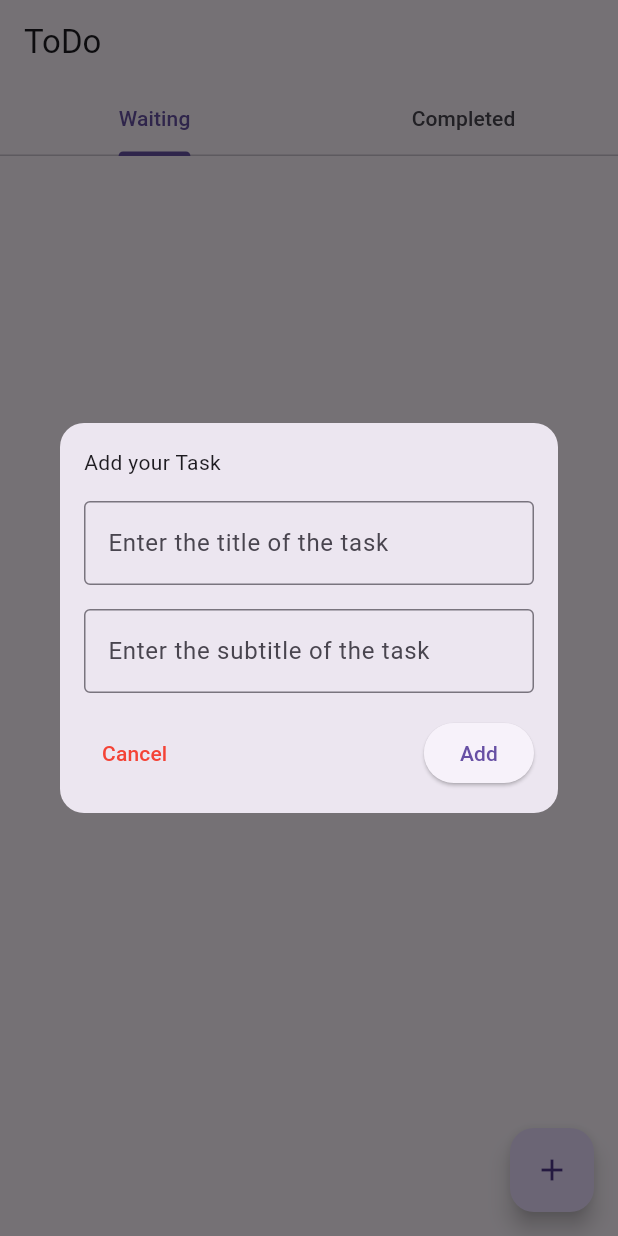
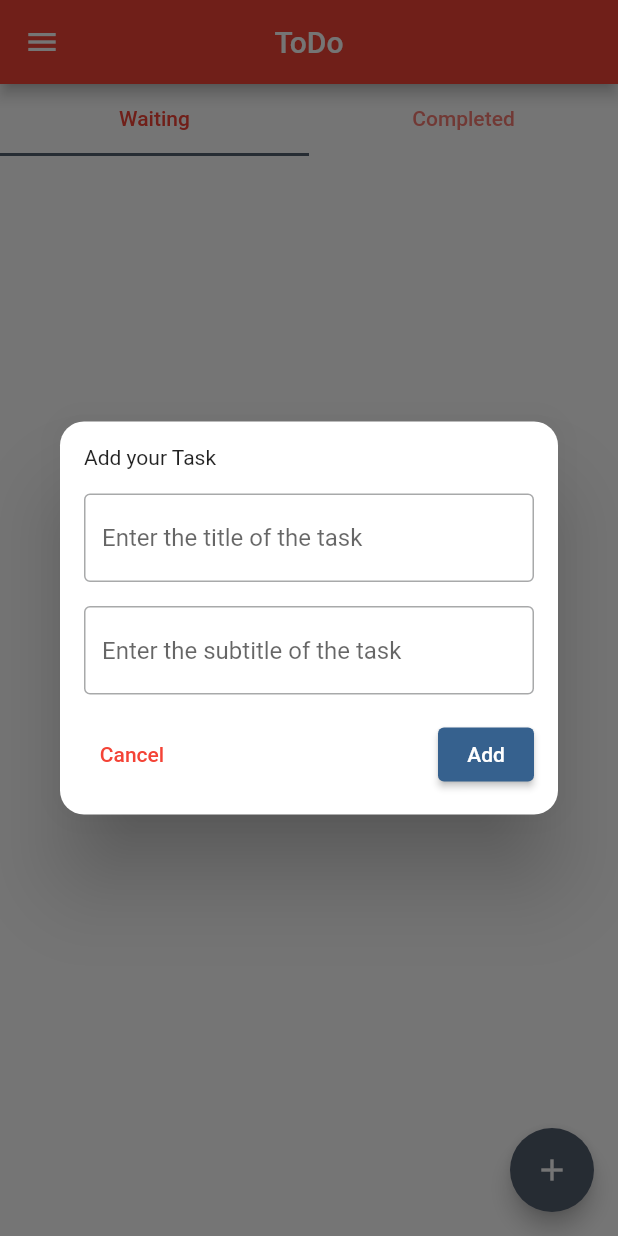
Before and after one commit to Ali-agela/Flutter_To_Do_App, a Flutter app: the screen it shows after launch, after a tap on the "add" icon, on a phone screen of 412 x 824 dp. Run offline on Flutter 3.47's test engine with Material 3 defaults, Android fonts, the phone set to English and light mode, and no system bars; our stand-ins replace shared_preferences, timeago.

Commit message:
theme changing

```diff
--- a/lib/main.dart
+++ b/lib/main.dart
@@ -1,4 +1,5 @@
 import 'package:flutter/material.dart';
+import 'package:flutter_to_do_app/providers/dark_mode_provider.dart';
 import 'package:flutter_to_do_app/providers/tasks_Provider.dart';
 import 'package:flutter_to_do_app/screens/home_screen.dart';
 import 'package:provider/provider.dart';
@@ -8,10 +9,33 @@ void main() {
   runApp(
     MultiProvider(
       providers: [
-        ChangeNotifierProvider<TasksProvider>(create: (_) => TasksProvider())
+        ChangeNotifierProvider<TasksProvider>(create: (_) => TasksProvider()),
+        ChangeNotifierProvider<DarkModeProvider>(create: (_) => DarkModeProvider()),
       ],
-    child: MaterialApp(
-      theme:ThemeData.fallback(),
-      home: HomeScreen()),
+    child: Consumer<DarkModeProvider>(
+      builder: (context,darkModeProvider,_) {
+        return MaterialApp(
+          theme:ThemeData(
+            dividerTheme: DividerThemeData(
+              color: darkModeProvider.isDark ? Colors.white24 : Colors.black26,
+            ),
+            tabBarTheme: TabBarTheme(
+                labelColor:
+                    darkModeProvider.isDark ? Colors.white : Colors.red),
+            appBarTheme: const AppBarTheme(
+                centerTitle: true, backgroundColor: Colors.red),
+            drawerTheme: DrawerThemeData(
+                backgroundColor:
+                    darkModeProvider.isDark ? Colors.black : Colors.white,
+                    ),
+
+            scaffoldBackgroundColor:
+                darkModeProvider.isDark ? Colors.black : Colors.white,
+                colorScheme: ColorScheme.fromSeed(seedColor: Colors.blue),
+            useMaterial3: false,
+          ),
+          home: HomeScreen());
+      }
+    ),
   ));
 }
--- a/lib/screens/home_screen.dart
+++ b/lib/screens/home_screen.dart
@@ -1,7 +1,9 @@
 import 'package:flutter/material.dart';
 import 'package:flutter_to_do_app/models/task_models.dart';
+import 'package:flutter_to_do_app/providers/dark_mode_provider.dart';
 import 'package:flutter_to_do_app/providers/tasks_Provider.dart';
 import 'package:flutter_to_do_app/widgets/cards/taskcard.dart';
+import 'package:flutter_to_do_app/widgets/clickables/draweer_tile.dart';
 import 'package:flutter_to_do_app/widgets/dialogs/addtaddialog.dart';
 import 'package:provider/provider.dart';
 
@@ -27,9 +29,19 @@ class _HomeScreenState extends State<HomeScreen> {
   }
   @override
   Widget build(BuildContext context) {
+    return Consumer<DarkModeProvider>(
+      builder: (context,darkModeProvider,_) {
         return Consumer<TasksProvider>(
           builder: (context, tasksProvider,_) {
             return Scaffold(
+              drawer: SafeArea(
+                child: Drawer(
+                  child: DraweerTile(
+                    icon: darkModeProvider.isDark?Icons.dark_mode:Icons.light_mode,
+                    text: darkModeProvider.isDark?"Light mode ":"Dark mode",
+                  ),
+                ),
+              ),
               floatingActionButton: FloatingActionButton(
                   child: Icon(Icons.add),
                   onPressed: () {
@@ -169,4 +181,6 @@ class _HomeScreenState extends State<HomeScreen> {
           }
         );
       }
+    );
   }
+}
--- /dev/null
+++ b/lib/widgets/clickables/draweer_tile.dart
@@ -0,0 +1,42 @@
+import 'package:flutter/material.dart';
+import 'package:flutter_to_do_app/providers/dark_mode_provider.dart';
+import 'package:provider/provider.dart';
+
+class DraweerTile extends StatelessWidget {
+  const DraweerTile({super.key , required this.icon,required this.text});
+  final IconData icon;
+  final String text;
+
+  @override
+  Widget build(BuildContext context) {
+    return Consumer<DarkModeProvider>(
+      builder: (context, darkModeProvider,_) {
+        return
+        Container(
+          decoration: BoxDecoration(
+            color: darkModeProvider.isDark ? Colors.black : Colors.white
+          ),
+          child: Column(
+            children: [
+              Row(
+                mainAxisAlignment: MainAxisAlignment.spaceBetween,
+                children: [
+                  Icon(icon,
+                  color :darkModeProvider.isDark ? Colors.white : Colors.black),
+                  Text(text,style: TextStyle(
+                    color: darkModeProvider.isDark
+                          ? Colors.white
+                          : Colors.black
+                  ),),
+                  Switch(value: darkModeProvider.isDark, onChanged:(check){
+                      darkModeProvider.switchMode();
+                  })
+                ],
+              ),
+            ],
+          ),
+        );
+      }
+    );
+  }
+}
```
Also changed, not shown: lib/providers/dark_mode_provider.dart (added, +19 -0 lines), lib/widgets/cards/taskcard.dart (+16 -12 lines). Lines whose indentation alone changed are shown as unchanged.
